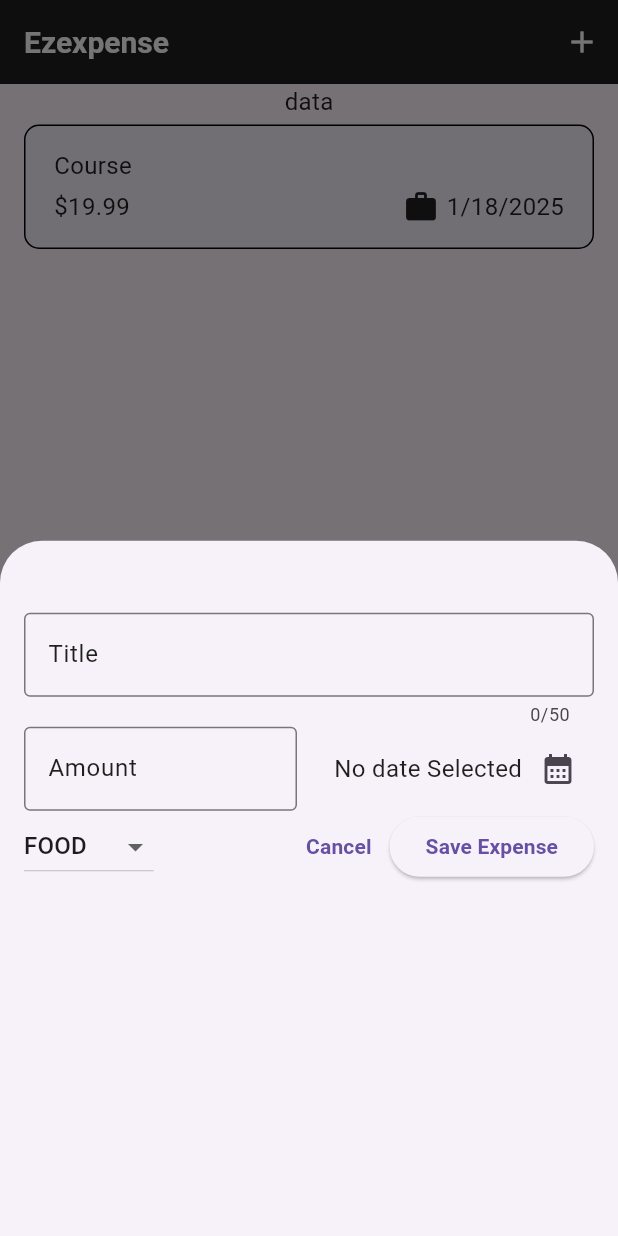
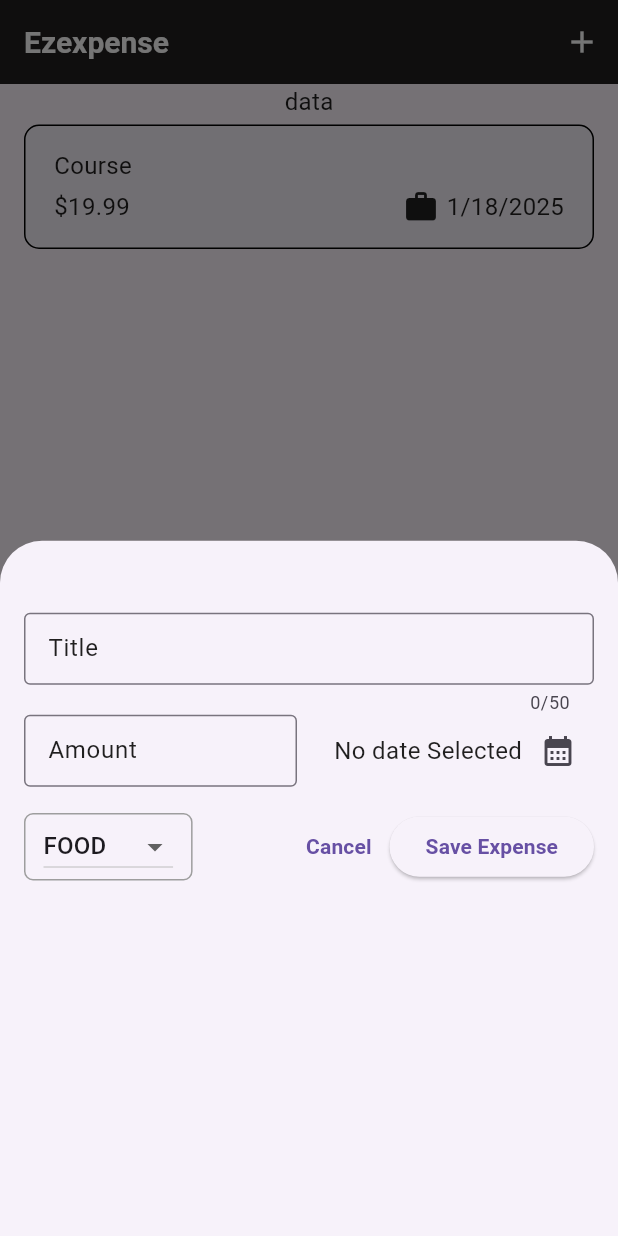
Before and after one commit to ptuxnet/Ezexpenses, a Flutter app: the screen it shows after launch, after a tap on the "add" icon, on a phone screen of 412 x 824 dp. Run offline on Flutter 3.47's test engine with Material 3 defaults, Android fonts, the phone set to English and light mode, and no system bars.

```diff
--- a/lib/widget/expenses.dart
+++ b/lib/widget/expenses.dart
@@ -23,6 +23,7 @@ class _ExpensesState extends State<Expenses> {
   // Method for scaffold's Icon button
   void _openAddExpenseOverlay() {
     showModalBottomSheet(
+      isDismissible: false,
       context: context,
       builder: (ctx) => NewExpense(
         onAddExpense: _addExpense,
--- a/lib/widget/new_expense.dart
+++ b/lib/widget/new_expense.dart
@@ -83,12 +83,6 @@ class _NewExpenseState extends State<NewExpense> {
     });
   }
 
-  // var _enteredTitle = '';
-
-  // void _saveTitleInput(String inputValue) {
-  //   _enteredTitle = inputValue;
-  // }
-
   @override
   Widget build(BuildContext context) {
     return Padding(
@@ -96,10 +90,10 @@ class _NewExpenseState extends State<NewExpense> {
       child: Column(
         children: [
           TextField(
-            // onChanged: _saveTitleInput,
             controller: _titleController,
             maxLength: 50,
             decoration: const InputDecoration(
+              contentPadding: EdgeInsets.all(12),
               label: Text('Title'),
             ),
           ),
@@ -107,11 +101,10 @@ class _NewExpenseState extends State<NewExpense> {
             children: [
               Expanded(
                 child: TextField(
-                  // onChanged: _saveTitleInput,
                   controller: _amountController,
                   keyboardType: TextInputType.number,
-
                   decoration: const InputDecoration(
+                    contentPadding: EdgeInsets.all(12),
                     prefixText: '\$',
                     label: Text('Amount'),
                   ),
@@ -141,9 +134,22 @@ class _NewExpenseState extends State<NewExpense> {
               )
             ],
           ),
+          const SizedBox(
+            height: 16,
+          ),
           Row(
             children: [
-              DropdownButton(
+              Container(
+                height: 45,
+                decoration: BoxDecoration(
+                  border: Border.all(
+                    color: Colors.grey,
+                  ),
+                  borderRadius: BorderRadius.circular(6),
+                ),
+                padding: const EdgeInsets.symmetric(horizontal: 12),
+                child: DropdownButton(
+                  borderRadius: BorderRadius.circular(8),
                   value: _selectedCategory,
                   items: Category.values
                       .map(
@@ -164,6 +170,7 @@ class _NewExpenseState extends State<NewExpense> {
                     });
                   },
                 ),
+              ),
               const Spacer(),
               TextButton(
                 onPressed: () {
```
Lines whose indentation alone changed are shown as unchanged.
